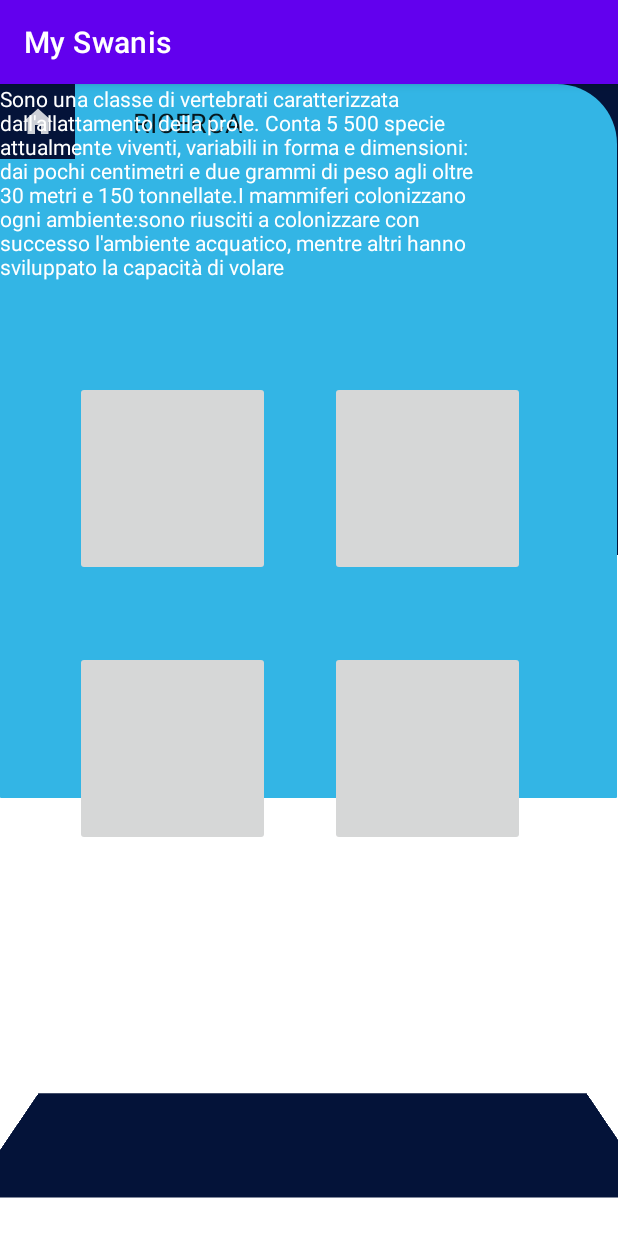
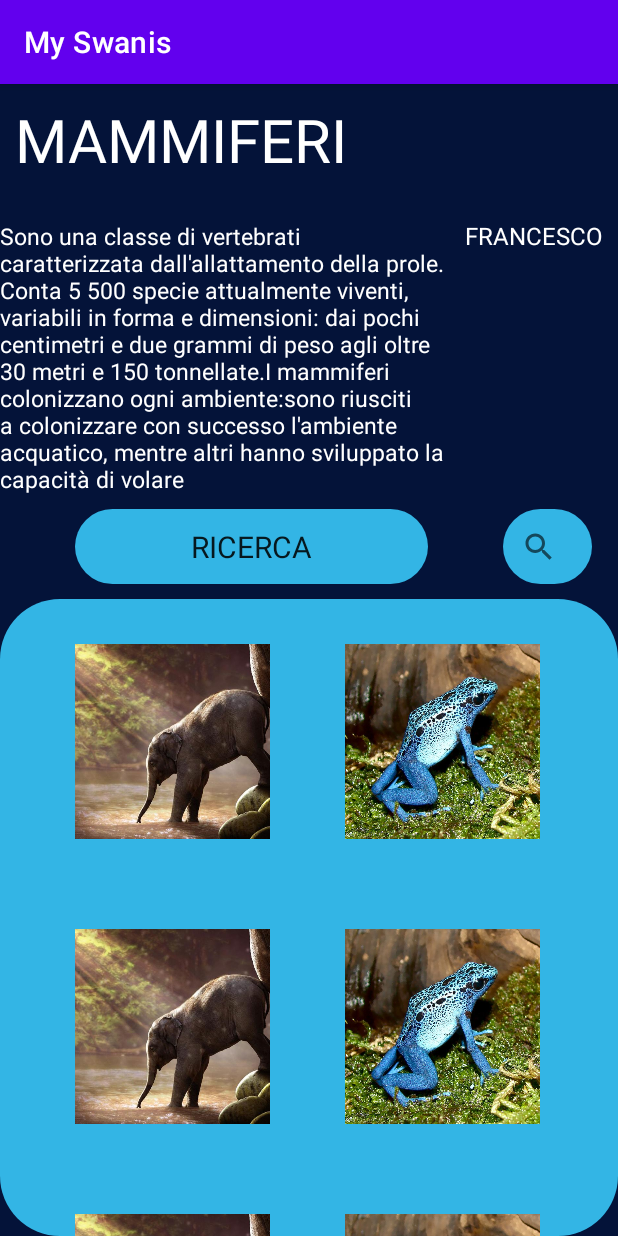
Before and after one commit to GIACOMOLENTINI/Gruppo11-SwanisApp, an Android app: the SpecificyClass2 screen opened directly, with no data from a screen before it, on a phone screen of 412 x 824 dp. Run offline under Robolectric (Android 15) with nearby library versions, the phone set to English and light mode, and no system bars.

Commit message:
-DESIGN/SCHELETRI COMPLETI -ICONE BASIC IN BASSO AGGIUSTATE -IMMAGINI DELLE SPECIE E CLASSE ANIMALE -AGGIUNTA FOTO IN DRAWABLE -AGGIUNTA CLASSI+XML: *descrizione animale *lista progetti *descrizione progetto (Tutte da riguardare per bene) -Funzioni degli imagebutton iniziali per cliccare una specie
---PRIME DUE CLASSI INSERITE NEL MANIFEST
---MIGLIORAMENTO CLASSILAYOUT.XML

```diff
--- a/app/src/main/res/layout/activity_main.xml
+++ b/app/src/main/res/layout/activity_main.xml
@@ -29,7 +29,7 @@
                 android:layout_width="70dp"
                 android:layout_height="70dp"
                 android:layout_marginTop="20dp"
-                android:background="@drawable/Francesco"
+                android:background="@drawable/francesco"
             />
 
         </LinearLayout>
--- a/app/src/main/res/layout/activity_main2.xml
+++ b/app/src/main/res/layout/activity_main2.xml
@@ -29,7 +29,7 @@
                 android:layout_width="70dp"
                 android:layout_height="70dp"
                 android:layout_marginTop="20dp"
-                android:background="@drawable/Flavia"
+                android:background="@drawable/flavia"
                 />
 
         </LinearLayout>
--- a/app/src/main/res/layout/activity_project.xml
+++ b/app/src/main/res/layout/activity_project.xml
@@ -75,11 +75,10 @@
         android:id="@+id/imageView"
         android:layout_width="60dp"
         android:layout_height="65dp"
-        android:background="@drawable/foto_utente"
         tools:ignore="MissingConstraints"
         tools:layout_editor_absoluteX="326dp"
         tools:layout_editor_absoluteY="34dp"
-        tools:srcCompat="@drawable/Francesco" />
+        tools:srcCompat="@drawable/francesco" />
 
     <TextView
         android:id="@+id/textViewUtente"
--- a/app/src/main/res/layout/compila_layout.xml
+++ b/app/src/main/res/layout/compila_layout.xml
@@ -20,7 +20,7 @@
                 android:layout_height="70dp"
                 android:layout_marginTop="20dp"
                 android:translationX="330dp"
-                android:srcCompat="@drawable/francesco" />
+                android:background="@drawable/francesco" />
 
         </LinearLayout>
 
--- a/app/src/main/res/layout/creazione_progetto.xml
+++ b/app/src/main/res/layout/creazione_progetto.xml
@@ -10,7 +10,7 @@
     <View
         android:id="@+id/primaparte"
         android:layout_width="410dp"
-        android:layout_height="254dp"
+        android:layout_height="255dp"
         android:foreground="#041339"
         app:layout_constraintBottom_toBottomOf="parent"
         app:layout_constraintHorizontal_bias="0.0"
--- a/app/src/main/res/layout/descrizione_animal.xml
+++ b/app/src/main/res/layout/descrizione_animal.xml
@@ -99,13 +99,6 @@
         tools:layout_editor_absoluteY="9dp"
         tools:ignore="MissingConstraints" />
 
-    <ScrollView
-        android:layout_width="408dp"
-        android:layout_height="365dp"
-        tools:ignore="MissingConstraints"
-        tools:layout_editor_absoluteX="0dp"
-        tools:layout_editor_absoluteY="304dp">
-
         <TextView
             android:id="@+id/textViewtit"
             android:layout_width="260dp"
@@ -190,9 +183,8 @@
             android:text="PARTECIPA"
             android:textColor="@color/black"
             android:translationX="150dp"
-            android:translationY="50dp" />
-
-    </ScrollView>
+            android:translationY="50dp"
+            tools:ignore="MissingConstraints" />
 
 
 </androidx.constraintlayout.widget.ConstraintLayout>
--- a/app/src/main/res/layout/descrizione_progetto.xml
+++ b/app/src/main/res/layout/descrizione_progetto.xml
@@ -99,13 +99,6 @@
         tools:layout_editor_absoluteY="9dp"
         tools:ignore="MissingConstraints" />
 
-    <ScrollView
-        android:layout_width="408dp"
-        android:layout_height="365dp"
-        tools:ignore="MissingConstraints"
-        tools:layout_editor_absoluteX="0dp"
-        tools:layout_editor_absoluteY="304dp">
-
             <TextView
                 android:id="@+id/textViewtit"
                 android:layout_width="260dp"
@@ -190,9 +183,8 @@
                 android:text="PARTECIPA"
                 android:textColor="@color/black"
                 android:translationX="150dp"
-                android:translationY="50dp" />
-
-    </ScrollView>
+                android:translationY="50dp"
+                tools:ignore="MissingConstraints" />
 
 
 </androidx.constraintlayout.widget.ConstraintLayout>
--- a/app/src/main/res/layout/gestione_segnal.xml
+++ b/app/src/main/res/layout/gestione_segnal.xml
@@ -52,11 +52,10 @@
         android:id="@+id/imageView"
         android:layout_width="60dp"
         android:layout_height="65dp"
-        android:background="@drawable/foto_utente"
         tools:ignore="MissingConstraints"
         tools:layout_editor_absoluteX="326dp"
         tools:layout_editor_absoluteY="34dp"
-        tools:srcCompat="@drawable/Flavia" />
+        tools:srcCompat="@drawable/flavia" />
 
     <TextView
         android:id="@+id/textViewUtente"
--- a/app/src/main/res/layout/specificyclass.xml
+++ b/app/src/main/res/layout/specificyclass.xml
@@ -29,7 +29,7 @@
                 android:layout_width="70dp"
                 android:layout_height="70dp"
                 android:layout_marginTop="20dp"
-                android:layout_marginHorizontal="170dp"
+                android:layout_marginHorizontal="160dp"
                 />
 
         </LinearLayout>
--- a/app/src/main/res/layout/specificyclass2.xml
+++ b/app/src/main/res/layout/specificyclass2.xml
@@ -1,222 +1,187 @@
 <?xml version="1.0" encoding="utf-8"?>
-<androidx.constraintlayout.widget.ConstraintLayout xmlns:android="http://schemas.android.com/apk/res/android"
+<RelativeLayout xmlns:android="http://schemas.android.com/apk/res/android"
+    android:layout_width="match_parent"
+    android:layout_height="match_parent">
 
-    xmlns:app="http://schemas.android.com/apk/res-auto"
-    xmlns:tools="http://schemas.android.com/tools"
+    <LinearLayout
         android:layout_width="match_parent"
         android:layout_height="match_parent"
-    tools:context=".SpecificyClass">
+        android:orientation="vertical"
+        android:background="#041339">
 
-    <View
-        android:id="@+id/primaparte"
-        android:layout_width="413dp"
-        android:layout_height="314dp"
-        android:background="#041339"
-        app:layout_constraintBottom_toBottomOf="parent"
-        app:layout_constraintHorizontal_bias="0.0"
-        app:layout_constraintLeft_toLeftOf="parent"
-        app:layout_constraintRight_toRightOf="parent"
-        app:layout_constraintTop_toTopOf="parent"
-        app:layout_constraintVertical_bias="0.0" />
-
-    <View
-        android:id="@+id/secondaparte"
-        android:layout_width="411dp"
-        android:layout_height="476dp"
-        android:background="@drawable/layout_bg"
-        tools:ignore="MissingConstraints"
-        tools:layout_editor_absoluteX="0dp"
-        tools:layout_editor_absoluteY="254dp" />
-
-    <View
-        android:id="@+id/view"
-        android:layout_width="407dp"
-        android:layout_height="111dp"
-        android:layout_marginTop="648dp"
-        android:background="#041339"
-        android:rotationX="52"
-        app:layout_constraintEnd_toEndOf="parent"
-        app:layout_constraintTop_toTopOf="@+id/primaparte" />
+        <LinearLayout
+            android:layout_width="match_parent"
+            android:layout_height="wrap_content"
+            android:orientation="horizontal">
 
             <TextView
                 android:id="@+id/textView3"
-        android:layout_width="244dp"
-        android:layout_height="59dp"
+                android:layout_width="230dp"
+                android:layout_height="60dp"
                 android:text="MAMMIFERI"
+                android:layout_marginTop="10dp"
+                android:layout_marginHorizontal="10dp"
                 android:textColor="@color/white"
-        android:textSize="40dp"
-        tools:ignore="MissingConstraints"
-        tools:layout_editor_absoluteX="40dp"
-        tools:layout_editor_absoluteY="0dp" />
+                android:textSize="40dp" />
 
             <ImageView
                 android:id="@+id/imageView"
-        android:layout_width="80dp"
-        android:layout_height="77dp"
-        tools:ignore="MissingConstraints"
-        tools:layout_editor_absoluteX="324dp"
-        tools:layout_editor_absoluteY="16dp"
-        tools:srcCompat="@drawable/Francesco" />
+                android:layout_width="70dp"
+                android:layout_height="70dp"
+                android:layout_marginTop="20dp"
+                android:layout_marginHorizontal="70dp"
+                />
+
+        </LinearLayout>
+
+        <LinearLayout
+            android:layout_width="match_parent"
+            android:layout_height="wrap_content">
+
+            <TextView
+                android:id="@+id/textView7"
+                android:layout_width="300dp"
+                android:layout_height="wrap_content"
+                android:text="Sono una classe di vertebrati caratterizzata dall'allattamento della prole. Conta 5 500 specie attualmente viventi, variabili in forma e dimensioni: dai pochi centimetri e due grammi di peso agli oltre 30 metri e 150 tonnellate.I mammiferi colonizzano ogni ambiente:sono riusciti a colonizzare con successo l'ambiente acquatico, mentre altri hanno sviluppato la capacità di volare"
+                android:textColor="@color/white"
+                android:textSize="15dp"/>
 
             <TextView
                 android:id="@+id/textView4"
-        android:layout_width="80dp"
-        android:layout_height="26dp"
-        android:text="Francesco"
-        android:textAppearance="@style/TextAppearance.AppCompat.Body1"
-        android:textColor="@color/white"
-        tools:ignore="MissingConstraints"
-        tools:layout_editor_absoluteX="324dp"
-        tools:layout_editor_absoluteY="103dp" />
-
-    <SearchView
-        android:layout_width="59dp"
-        android:layout_height="53dp"
-        android:background="@drawable/layout_bgcerca"
-        tools:ignore="MissingConstraints"
-        tools:layout_editor_absoluteX="336dp"
-        tools:layout_editor_absoluteY="190dp" />
+                android:layout_width="wrap_content"
+                android:layout_height="match_parent"
+                android:text="FRANCESCO"
+                android:textSize="16dp"
+                android:translationX="10dp"
+                android:textColor="@color/white" />
+        </LinearLayout>
+        <LinearLayout
+            android:layout_width="match_parent"
+            android:layout_height="wrap_content"
+            android:layout_marginBottom="10dp">
 
             <EditText
                 android:id="@+id/editTextTextPersonName"
                 android:layout_width="235dp"
-        android:layout_height="52dp"
+                android:layout_height="50dp"
                 android:background="@drawable/layout_bgcerca"
                 android:ems="10"
+                android:textSize="20dp"
                 android:inputType="textPersonName"
-        android:text="                   RICERCA"
-        tools:ignore="MissingConstraints"
-        tools:layout_editor_absoluteX="92dp"
-        tools:layout_editor_absoluteY="190dp" />
+                android:text="RICERCA"
+                android:gravity="center"
+                android:layout_marginHorizontal="50dp"
+                android:layout_marginTop="10dp"/>
 
-    <ScrollView
-    android:layout_width="417dp"
-    android:layout_height="413dp"
-    android:layout_marginTop="200dp"
-    app:layout_constraintBottom_toBottomOf="@+id/secondaparte"
-    app:layout_constraintTop_toTopOf="@+id/primaparte"
-    app:layout_constraintVertical_bias="0.453"
-    tools:ignore="MissingConstraints"
-    tools:layout_editor_absoluteX="-2dp">
+            <SearchView
+                android:layout_width="59dp"
+                android:layout_height="50dp"
+                android:background="@drawable/layout_bgcerca"
+                android:layout_marginTop="10dp"/>
+
+        </LinearLayout>
 
         <LinearLayout
             android:layout_width="match_parent"
             android:layout_height="wrap_content"
+            android:background="@drawable/layout_bgcerca"
             android:orientation="vertical">
 
+            <LinearLayout
+                android:layout_width="match_parent"
+                android:layout_height="match_parent"
+                android:orientation="horizontal">
+
                 <ImageButton
-                android:id="@+id/imageButton1"
+                    android:id="@+id/btn"
                     android:layout_width="130dp"
                     android:layout_height="130dp"
-                android:translationX="50dp"
-                android:translationY="60dp"
-                tools:layout_editor_absoluteX="49dp"
-                tools:layout_editor_absoluteY="341dp"
-                android:adjustViewBounds="true"
-                android:scaleType="fitCenter"
-                tools:srcCompat="@drawable/lepre" />
+                    android:layout_marginTop="30dp"
+                    android:background="@drawable/mammiferi"
+                    android:translationX="50dp" />
 
                 <ImageButton
-                android:id="@+id/imageButton7"
+                    android:id="@+id/imageView6"
                     android:layout_width="130dp"
                     android:layout_height="130dp"
-                android:translationX="220dp"
-                android:translationY="-70dp"
-                tools:layout_editor_absoluteX="238dp"
-                tools:layout_editor_absoluteY="341dp"
-                android:adjustViewBounds="true"
-                android:scaleType="fitCenter"
-                tools:srcCompat="@drawable/volpe" />
+                    android:layout_marginTop="30dp"
+                    android:background="@drawable/anfibi"
+                    android:translationX="100dp" />
+            </LinearLayout>
+
+
+            <LinearLayout
+                android:layout_width="match_parent"
+                android:layout_height="wrap_content"
+                android:orientation="horizontal">
 
                 <ImageButton
-                android:id="@+id/imageButton8"
+                    android:id="@+id/btn1"
                     android:layout_width="130dp"
                     android:layout_height="130dp"
-                android:translationX="50dp"
-                android:translationY="-20dp"
-                tools:layout_editor_absoluteX="49dp"
-                tools:layout_editor_absoluteY="341dp"
-                android:adjustViewBounds="true"
-                android:scaleType="fitCenter"
-                tools:srcCompat="@drawable/zebra" />
+                    android:layout_marginTop="60dp"
+                    android:background="@drawable/mammiferi"
+                    android:translationX="50dp" />
 
                 <ImageButton
-                android:id="@+id/imageButton4"
+                    android:id="@+id/imageView10"
                     android:layout_width="130dp"
                     android:layout_height="130dp"
-                android:translationX="220dp"
-                android:translationY="-150dp"
-                tools:layout_editor_absoluteX="238dp"
-                tools:layout_editor_absoluteY="341dp"
-                android:adjustViewBounds="true"
-                android:scaleType="fitCenter"
-                tools:srcCompat="@drawable/scoiattolo" />
+                    android:layout_marginTop="60dp"
+                    android:background="@drawable/anfibi"
+                    android:translationX="100dp" />
+            </LinearLayout>
+
+            <LinearLayout
+                android:layout_width="match_parent"
+                android:layout_height="wrap_content"
+                android:orientation="horizontal">
 
                 <ImageButton
-                android:id="@+id/imageButton5"
+                    android:id="@+id/btn2"
                     android:layout_width="130dp"
                     android:layout_height="130dp"
-                android:translationX="220dp"
-                android:translationY="-110dp"
-                tools:layout_editor_absoluteX="49dp"
-                tools:layout_editor_absoluteY="507dp"
-                android:adjustViewBounds="true"
-                android:scaleType="fitCenter"
-                tools:srcCompat="@drawable/nutria" />
+                    android:layout_marginTop="60dp"
+                    android:background="@drawable/mammiferi"
+                    android:translationX="50dp" />
 
                 <ImageButton
-                android:id="@+id/imageButton6"
+                    android:id="@+id/imageView11"
                     android:layout_width="130dp"
                     android:layout_height="130dp"
-                android:translationX="50dp"
-                android:translationY="-240dp"
-                tools:layout_editor_absoluteX="238dp"
-                tools:layout_editor_absoluteY="507dp"
-                android:adjustViewBounds="true"
-                android:scaleType="fitCenter"
-                tools:srcCompat="@drawable/coyote" />
+                    android:layout_marginTop="60dp"
+                    android:background="@drawable/anfibi"
+                    android:translationX="100dp" />
+            </LinearLayout>
 
         </LinearLayout>
-    </ScrollView>
+
+        <LinearLayout
+            android:layout_width="match_parent"
+            android:layout_height="wrap_content"
+            android:orientation="horizontal">
 
             <ImageButton
                 android:id="@+id/imageButton20"
                 android:layout_width="50dp"
                 android:layout_height="50dp"
-        tools:ignore="MissingConstraints"
-        android:background="#041339"
-        tools:layout_editor_absoluteX="317dp"
-        tools:layout_editor_absoluteY="676dp"
-        tools:src="@drawable/ic_menu" />
+                android:background="@drawable/layout_bgcerca"
+                android:translationX="15dp"/>
 
             <ImageButton
                 android:id="@+id/imageButton21"
                 android:layout_width="50dp"
                 android:layout_height="50dp"
-        android:background="#041339"
-        tools:ignore="MissingConstraints"
-        tools:layout_editor_absoluteX="42dp"
-        tools:layout_editor_absoluteY="676dp"
-        tools:src="@drawable/ic_back" />
+                android:background="@drawable/layout_bgcerca"
+                android:translationX="125dp"/>
 
             <ImageButton
                 android:id="@+id/imageButton22"
                 android:layout_width="50dp"
                 android:layout_height="50dp"
-        android:background="#041339"
-        android:src="@drawable/ic_home"
-        android:tint="@color/material_on_primary_emphasis_medium"
-        tools:ignore="MissingConstraints"
-        tools:layout_editor_absoluteX="180dp"
-        tools:layout_editor_absoluteY="676dp" />
+                android:background="@drawable/layout_bgcerca"
+                android:translationX="250dp"/>
 
-    <TextView
-        android:id="@+id/textView5"
-        android:layout_width="319dp"
-        android:layout_height="131dp"
-        android:text="Sono una classe di vertebrati caratterizzata dall'allattamento della prole. Conta 5 500 specie attualmente viventi, variabili in forma e dimensioni: dai pochi centimetri e due grammi di peso agli oltre 30 metri e 150 tonnellate.I mammiferi colonizzano ogni ambiente:sono riusciti a colonizzare con successo l'ambiente acquatico, mentre altri hanno sviluppato la capacità di volare"
-        android:textColor="@color/white"
-        tools:ignore="MissingConstraints"
-        tools:layout_editor_absoluteX="5dp"
-        tools:layout_editor_absoluteY="50dp" />
-</androidx.constraintlayout.widget.ConstraintLayout>
+        </LinearLayout>
+    </LinearLayout>
+</RelativeLayout>
```
Also changed, not shown: app/src/main/res/drawable-xxhdpi/flavia.jpg (renamed from app/src/main/res/drawable-v24/flavia.jpg), app/src/main/res/drawable-xxhdpi/francesco.jpg (renamed from app/src/main/res/drawable-v24/francesco.jpg). Lines whose indentation alone changed are shown as unchanged.
